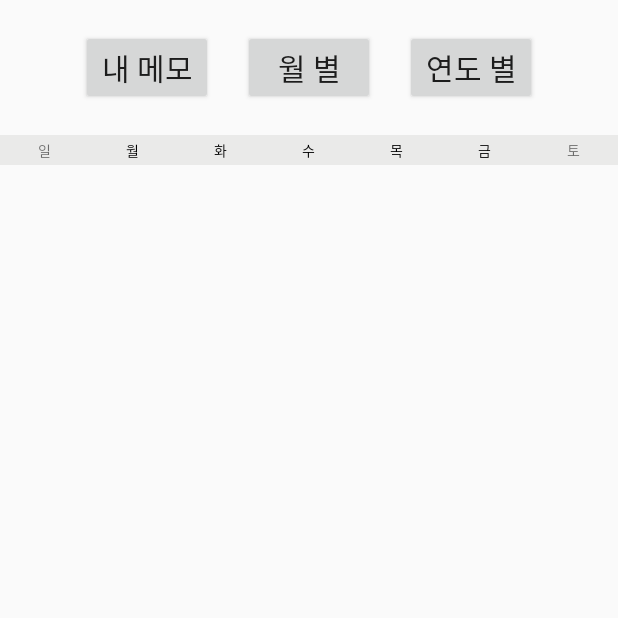
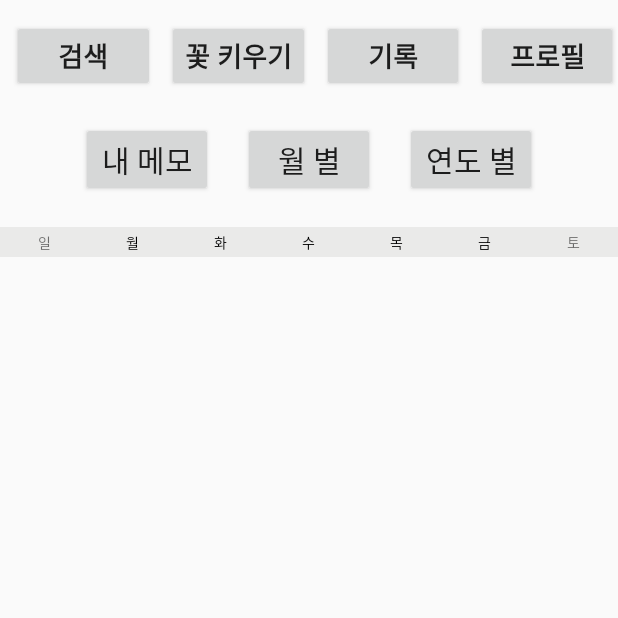
Before and after one commit to wooji9/BookRecord, an Android app: the RecordMActivity screen opened directly, with no data from a screen before it, on a phone screen of 412 x 824 dp, the top half of it. Run offline under Robolectric (Android 15) with nearby library versions, the phone set to English and light mode, and no system bars; network calls fail.

Commit message:
메인화면 버튼액션 ㄹㅇ 마지막 수정

```diff
--- a/app/src/main/java/com/wji/bookapp/RecordMActivity.java
+++ b/app/src/main/java/com/wji/bookapp/RecordMActivity.java
@@ -2,13 +2,49 @@ package com.wji.bookapp;
 
 import androidx.appcompat.app.AppCompatActivity;
 
+import android.content.Intent;
 import android.os.Bundle;
+import android.view.View;
+import android.widget.Button;
 
 public class RecordMActivity extends AppCompatActivity {
+
+    Button homeButton, flowerButton, profileButton;
 
     @Override
     protected void onCreate(Bundle savedInstanceState) {
         super.onCreate(savedInstanceState);
         setContentView(R.layout.activity_record_m);
+
+        homeButton = findViewById(R.id.homeButton);
+        flowerButton = findViewById(R.id.flowerButton);
+        profileButton = findViewById(R.id.profileButton);
+
+        homeButton.setOnClickListener(new View.OnClickListener() {
+            @Override
+            public void onClick(View view) {
+                Intent intent = new Intent(RecordMActivity.this, HomeActivity.class);
+                startActivity(intent);
+                finish();
+            }
+        });
+
+        flowerButton.setOnClickListener(new View.OnClickListener() {
+            @Override
+            public void onClick(View view) {
+                Intent intent = new Intent(RecordMActivity.this, FlowerActivity.class);
+                startActivity(intent);
+                finish();
+            }
+        });
+
+        /*profileButton.setOnClickListener(new View.OnClickListener() {
+            @Override
+            public void onClick(View view) {
+                Intent intent = new Intent(RecordMActivity.this, ProfileActivity.class);
+                startActivity(intent);
+                finish();
+            }
+        });*/
     }
 }
--- a/app/src/main/res/layout/activity_record_m.xml
+++ b/app/src/main/res/layout/activity_record_m.xml
@@ -6,6 +6,58 @@
     android:layout_height="match_parent"
     tools:context=".RecordMActivity"
     android:orientation="vertical">
+
+    <LinearLayout
+        android:layout_width="match_parent"
+        android:layout_height="wrap_content"
+        android:orientation="horizontal"
+        android:layout_marginTop="5dp">
+
+        <Button
+            android:layout_width="match_parent"
+            android:layout_height="wrap_content"
+            android:layout_weight="1"
+            android:id="@+id/homeButton"
+            android:text="검색"
+            android:textStyle="bold"
+            android:textSize="18dp"
+            android:layout_marginLeft="8dp"
+            android:layout_marginTop="8dp"/>
+
+        <Button
+            android:layout_width="match_parent"
+            android:layout_height="wrap_content"
+            android:layout_weight="1"
+            android:id="@+id/flowerButton"
+            android:text="꽃 키우기"
+            android:textStyle="bold"
+            android:textSize="18dp"
+            android:layout_marginLeft="8dp"
+            android:layout_marginTop="8dp"/>
+
+        <Button
+            android:layout_width="match_parent"
+            android:layout_height="wrap_content"
+            android:layout_weight="1"
+            android:id="@+id/recordButton"
+            android:text="기록"
+            android:textStyle="bold"
+            android:textSize="18dp"
+            android:layout_marginLeft="8dp"
+            android:layout_marginTop="8dp"/>
+
+        <Button
+            android:layout_width="match_parent"
+            android:layout_height="wrap_content"
+            android:layout_weight="1"
+            android:id="@+id/profileButton"
+            android:text="프로필"
+            android:textStyle="bold"
+            android:textSize="18dp"
+            android:layout_marginLeft="8dp"
+            android:layout_marginTop="8dp"/>
+
+    </LinearLayout>
 
     <LinearLayout
         android:layout_width="match_parent"
```
Also changed, not shown: app/src/main/java/com/wji/bookapp/FlowerActivity.java (+4 -6 lines), app/src/main/java/com/wji/bookapp/HomeActivity.java (+4 -6 lines), app/src/main/java/com/wji/bookapp/MainActivity.java (+3 -5 lines).
